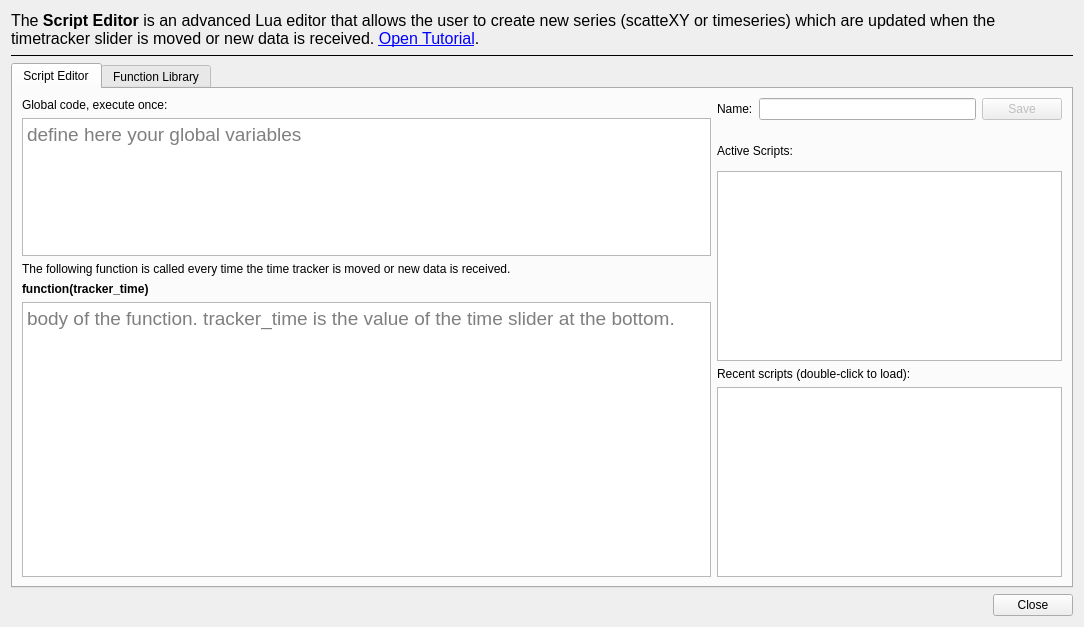
First picture: the form in plotjuggler_plugins/ToolboxLuaEditor/lua_editor.ui, repository yuanzhongqiao/PlotJuggler, before the edit.
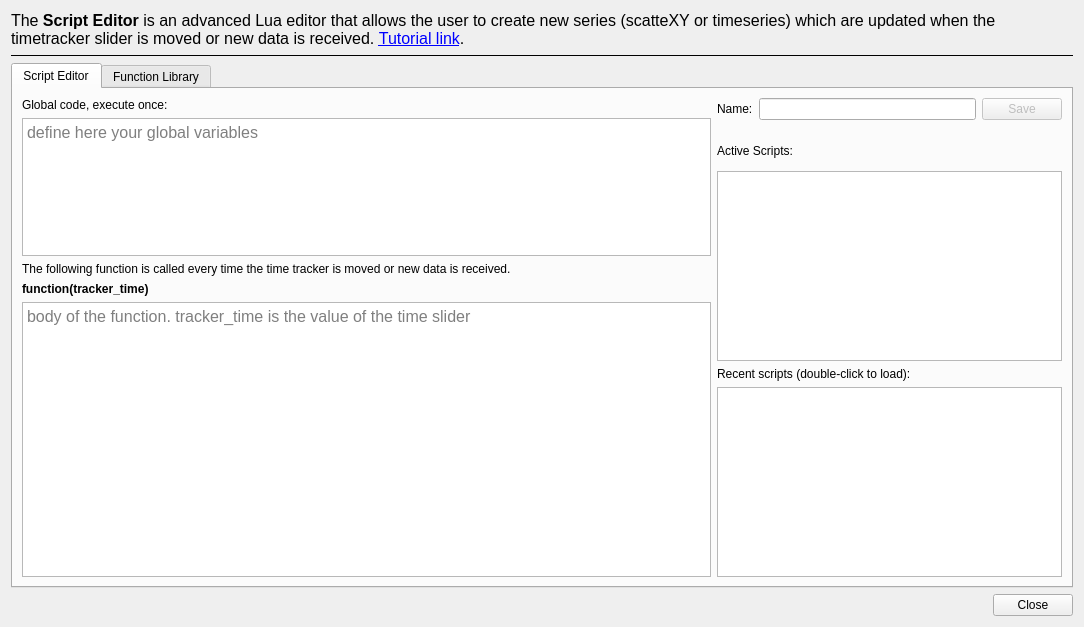
Second picture: the form after the edit.

```diff
--- a/plotjuggler_plugins/ToolboxLuaEditor/lua_editor.ui
+++ b/plotjuggler_plugins/ToolboxLuaEditor/lua_editor.ui
@@ -22,7 +22,7 @@
       </font>
      </property>
      <property name="text">
-      <string>&lt;html&gt;&lt;head/&gt;&lt;body&gt;&lt;p&gt;The &lt;span style=&quot; font-weight:600;&quot;&gt;Script Editor &lt;/span&gt;is an advanced Lua editor that allows the user to create new series (scatteXY or timeseries) which are updated when the timetracker slider is moved or new data is received. &lt;a href=&quot;https://slides.com/davidefaconti/plotjuggler-reactive-scripts/fullscreen&quot;&gt;&lt;span style=&quot; text-decoration: underline; color:#0000ff;&quot;&gt;Open Tutorial&lt;/span&gt;&lt;/a&gt;.&lt;/p&gt;&lt;/body&gt;&lt;/html&gt;</string>
+      <string>&lt;html&gt;&lt;head/&gt;&lt;body&gt;&lt;p&gt;The &lt;span style=&quot; font-weight:600;&quot;&gt;Script Editor &lt;/span&gt;is an advanced Lua editor that allows the user to create new series (scatteXY or timeseries) which are updated when the timetracker slider is moved or new data is received. &lt;a href=&quot;https://slides.com/davidefaconti/plotjuggler-reactive-scripts/fullscreen&quot;&gt;&lt;span style=&quot; text-decoration: underline; color:#0000ff;&quot;&gt;Tutorial link&lt;/span&gt;&lt;/a&gt;.&lt;/p&gt;&lt;/body&gt;&lt;/html&gt;</string>
      </property>
      <property name="wordWrap">
       <bool>true</bool>
@@ -64,7 +64,7 @@
             <widget class="QPlainTextEdit" name="textGlobal">
              <property name="font">
               <font>
-               <pointsize>14</pointsize>
+               <pointsize>12</pointsize>
               </font>
              </property>
              <property name="placeholderText">
@@ -99,11 +99,11 @@
             <widget class="QPlainTextEdit" name="textFunction">
              <property name="font">
               <font>
-               <pointsize>14</pointsize>
+               <pointsize>12</pointsize>
               </font>
              </property>
              <property name="placeholderText">
-              <string>body of the function. tracker_time is the value of the time slider at the bottom.</string>
+              <string>body of the function. tracker_time is the value of the time slider</string>
              </property>
             </widget>
            </item>
```
